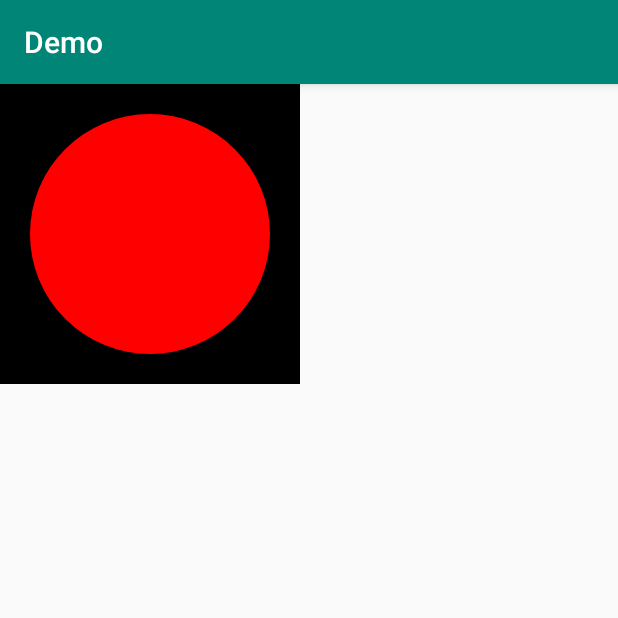
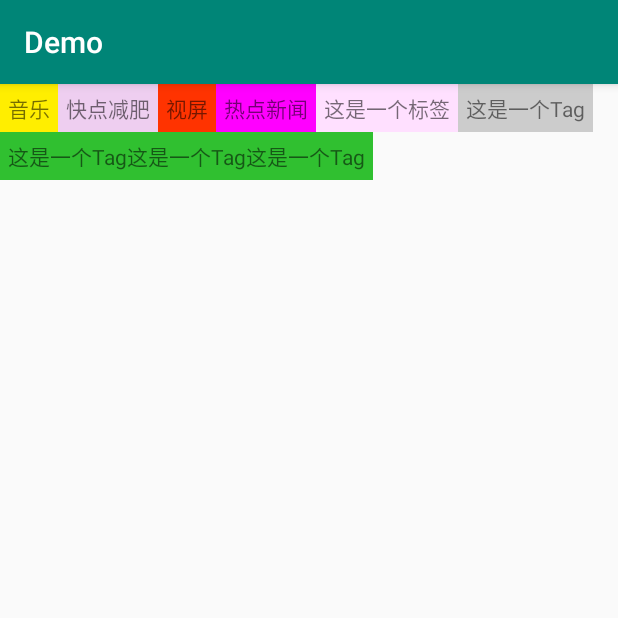
Before and after one commit to daishengda2018/AndroidKnowledgeSystem, an Android app: the screen it shows after launch (MainActivity), on a phone screen of 412 x 824 dp, the top half of it. Run offline under Robolectric (Android 15) with nearby library versions, the light colour scheme and no system bars.

Commit message:
TagLayout Demo

```diff
--- a/Demo/app/src/main/java/com/example/dsd/demo/ui/custom/layout/TabLayout.java
+++ /dev/null
@@ -1,43 +0,0 @@
-package com.example.dsd.demo.ui.custom.layout;
-
-import android.content.Context;
-import android.util.AttributeSet;
-import android.view.View;
-import android.view.ViewGroup;
-
-/**
- * 自定义 Layout Demo
- *
- * Created by im_dsd on 2019-08-11
- */
-public class TabLayout extends ViewGroup {
-
-    public TabLayout(Context context) {
-        super(context);
-    }
-
-    public TabLayout(Context context, AttributeSet attrs) {
-        super(context, attrs);
-    }
-
-    public TabLayout(Context context, AttributeSet attrs, int defStyleAttr) {
-        super(context, attrs, defStyleAttr);
-    }
-
-    public TabLayout(Context context, AttributeSet attrs, int defStyleAttr, int defStyleRes) {
-        super(context, attrs, defStyleAttr, defStyleRes);
-    }
-
-    @Override
-    protected void onMeasure(int widthMeasureSpec, int heightMeasureSpec) {
-        super.onMeasure(widthMeasureSpec, heightMeasureSpec);
-    }
-
-    @Override
-    protected void onLayout(boolean changed, int l, int t, int r, int b) {
-        for (int i = 0; i < getChildCount(); i++) {
-            View child = getChildAt(i);
-            child.layout(l, t, r, b);
-        }
-    }
-}
--- /dev/null
+++ b/Demo/app/src/main/java/com/example/dsd/demo/ui/custom/layout/TagLayout.java
@@ -0,0 +1,143 @@
+package com.example.dsd.demo.ui.custom.layout;
+
+import android.content.Context;
+import android.graphics.Rect;
+import android.util.AttributeSet;
+import android.view.View;
+import android.view.ViewGroup;
+
+import java.util.ArrayList;
+import java.util.List;
+
+/**
+ * 自定义 Layout Demo
+ *
+ * Created by im_dsd on 2019-08-11
+ */
+public class TagLayout extends ViewGroup {
+
+    private List<Rect> mChildRectList = new ArrayList<>();
+
+    public TagLayout(Context context) {
+        super(context);
+    }
+
+    public TagLayout(Context context, AttributeSet attrs) {
+        super(context, attrs);
+    }
+
+    public TagLayout(Context context, AttributeSet attrs, int defStyleAttr) {
+        super(context, attrs, defStyleAttr);
+    }
+
+    @Override
+    protected void onMeasure(int widthMeasureSpec, int heightMeasureSpec) {
+        int lineHeightUsed = 0;
+        int lineWidthUsed = 0;
+        int widthUsed = 0;
+        int heightUsed = 0;
+        int widthSize = MeasureSpec.getSize(widthMeasureSpec);
+        int widthMode = MeasureSpec.getMode(widthMeasureSpec);
+        for (int i = 0; i < getChildCount(); i++) {
+            View child = getChildAt(i);
+            // 测量子 View 尺寸。TagLayout 的子 view 是可以换行的，所以设置 widthUsed 参数为 0，让子 View 的尺寸不会受到挤压。
+            measureChildWithMargins(child, widthMeasureSpec, 0, heightMeasureSpec, heightUsed);
+            if (widthMode != MeasureSpec.UNSPECIFIED && lineWidthUsed + child.getMeasuredWidth() > widthSize) {
+                // 需要换行了
+                lineWidthUsed = 0;
+                heightUsed += lineHeightUsed;
+                measureChildWithMargins(child, widthMeasureSpec, 0, heightMeasureSpec, heightUsed);
+            }
+            Rect childBound;
+            if (mChildRectList.size() >= i) {
+                // 不存在则创建
+                childBound = new Rect();
+                mChildRectList.add(childBound);
+            } else {
+                childBound = mChildRectList.get(i);
+            }
+            // 存储 child 位置信息
+            childBound.set(lineWidthUsed, heightUsed, lineWidthUsed + child.getMeasuredWidth(),
+                            heightUsed + child.getMeasuredHeight());
+            // 更新位置信息
+            lineWidthUsed += child.getMeasuredWidth();
+            // 获取一行中最大的尺寸
+            lineHeightUsed = Math.max(lineHeightUsed, child.getMeasuredHeight());
+            widthUsed = Math.max(lineWidthUsed, widthUsed);
+        }
+
+        // 使用的宽度和高度就是 TagLayout 的宽高啦
+        heightUsed += lineHeightUsed;
+        setMeasuredDimension(widthUsed, heightUsed);
+    }
+
+    @Override
+    public LayoutParams generateLayoutParams(AttributeSet attrs) {
+        return new MarginLayoutParams(getContext(), attrs);
+    }
+
+    /**
+     * 分析子 View 测量的过程
+     *
+     * @param widthMeasureSpec
+     * @param heightMeasureSpec
+     */
+    private void childMesareAnalasizy(int widthMeasureSpec, int heightMeasureSpec) {
+        int widthMode = MeasureSpec.getMode(widthMeasureSpec);
+        int widthSize = MeasureSpec.getSize(widthMeasureSpec);
+        // TagLayout 已经使用过的空间，此处的计算是个难点
+        int widthUseSize = 0;
+        for (int i = 0; i < getChildCount(); i++) {
+            View child = getChildAt(i);
+            // 难点1: 计算出对于每个子 View 尺寸的期望值
+            // 1-1 获取开发者对于子 View 尺寸的设置
+            LayoutParams layoutParams = child.getLayoutParams();
+            int childWidthMode = 0;
+            int childWidthSize = 0;
+            // 1-2 获取父 View 具体的可用空间
+            switch (layoutParams.width) {
+                // 如果说子 View 被开发者设置为 match_parent
+                case LayoutParams.MATCH_PARENT:
+                    switch (widthMode) {
+                        case MeasureSpec.EXACTLY:
+                            // TagLayout 为 EXACTLY 模式下，子 View 可以填充的部位就是 TagLayout 的可用空间
+                        case MeasureSpec.AT_MOST:
+                            // TagLayout 为 AT_MOST 模式下有一个最大可用空间，子 View 要是想 match_parent 其实是和
+                            // EXACTLY 模式一样的
+                            childWidthMode = MeasureSpec.EXACTLY;
+                            childWidthSize = widthSize - widthUseSize;
+                            break;
+                        case MeasureSpec.UNSPECIFIED:
+                            // 当 TagLayout 为 UNSPECIFIED 不限制尺寸的时候，意味着可用空间无限大！空间无限大还想
+                            // match_parent 二者完全是悖论，所以我们也要将子 View 的 mode 指定为 UNSPECIFIED
+                            childWidthMode = MeasureSpec.UNSPECIFIED;
+                            // 此时 size 已经没有作用了，写 0 就可以了
+                            childWidthSize = 0;
+                            break;
+                    }
+                case LayoutParams.WRAP_CONTENT:
+                    break;
+                default:
+                    // 具体设置的尺寸
+                    break;
+            }
+            int childWidthMeasureSpec = MeasureSpec.makeMeasureSpec(childWidthSize, childWidthMode);
+        }
+    }
+
+    @Override
+    protected void onLayout(boolean changed, int l, int t, int r, int b) {
+        if (mChildRectList.size() == 0) {
+            return;
+        }
+        for (int i = 0; i < getChildCount(); i++) {
+            if (mChildRectList.size() <= i) {
+                return;
+            }
+            View child = getChildAt(i);
+            // 通过保存好的位置，设置子 View
+            Rect rect = mChildRectList.get(i);
+            child.layout(rect.left, rect.top, rect.right, rect.bottom);
+        }
+    }
+}
--- a/Demo/app/src/main/res/layout/activity_main.xml
+++ b/Demo/app/src/main/res/layout/activity_main.xml
@@ -1,28 +1,65 @@
 <?xml version="1.0" encoding="utf-8"?>
-<LinearLayout
+<com.example.dsd.demo.ui.custom.layout.TagLayout
     xmlns:android="http://schemas.android.com/apk/res/android"
-    xmlns:app="http://schemas.android.com/apk/res-auto"
     xmlns:tools="http://schemas.android.com/tools"
     android:layout_width="match_parent"
     android:layout_height="match_parent"
-    android:orientation="horizontal"
     tools:context=".MainActivity">
 
+    <TextView
+        android:layout_width="wrap_content"
+        android:layout_height="wrap_content"
+        android:layout_margin="5dp"
+        android:padding="5dp"
+        android:background="#ffee00"
+        android:text="音乐" />
 
-<!--    <com.example.dsd.demo.ui.custom.measure.SquareImageView-->
-<!--        android:background="@color/colorAccent"-->
-<!--        android:src="@drawable/ic_launcher_background"-->
-<!--        android:scaleType="centerCrop"-->
-<!--        android:layout_width="200dp"-->
-<!--        android:layout_height="300dp"/>-->
+    <TextView
+        android:layout_width="wrap_content"
+        android:layout_height="wrap_content"
+        android:layout_margin="5dp"
+        android:padding="5dp"
+        android:background="#eecef0"
+        android:text="快点减肥" />
 
-<!--    <View-->
-<!--        android:background="@android:color/holo_blue_bright"-->
-<!--        android:layout_width="200dp"-->
-<!--        android:layout_height="200dp"/>-->
+    <TextView
+        android:layout_width="wrap_content"
+        android:layout_height="wrap_content"
+        android:layout_margin="5dp"
+        android:padding="5dp"
+        android:background="#ff3300"
+        android:text="视屏" />
 
-    <com.example.dsd.demo.ui.custom.layout.CircleView
-        android:background="@android:color/background_dark"
+    <TextView
         android:layout_width="wrap_content"
-        android:layout_height="wrap_content"/>
-</LinearLayout>
+        android:layout_height="wrap_content"
+        android:layout_margin="5dp"
+        android:padding="5dp"
+        android:background="#ff00ff"
+        android:text="热点新闻" />
+
+    <TextView
+        android:layout_width="wrap_content"
+        android:layout_height="wrap_content"
+        android:layout_margin="5dp"
+        android:padding="5dp"
+        android:background="#ffe0ff"
+        android:text="这是一个标签" />
+
+    <TextView
+        android:layout_width="wrap_content"
+        android:layout_height="wrap_content"
+        android:layout_margin="5dp"
+        android:padding="5dp"
+        android:background="#cccccc"
+        android:text="这是一个Tag" />
+
+    <TextView
+        android:layout_width="wrap_content"
+        android:layout_height="wrap_content"
+        android:layout_margin="5dp"
+        android:padding="5dp"
+        android:background="#30c030"
+        android:text="这是一个Tag这是一个Tag这是一个Tag" />
+
+</com.example.dsd.demo.ui.custom.layout.TagLayout>
```
Also changed, not shown: 1 other file.
